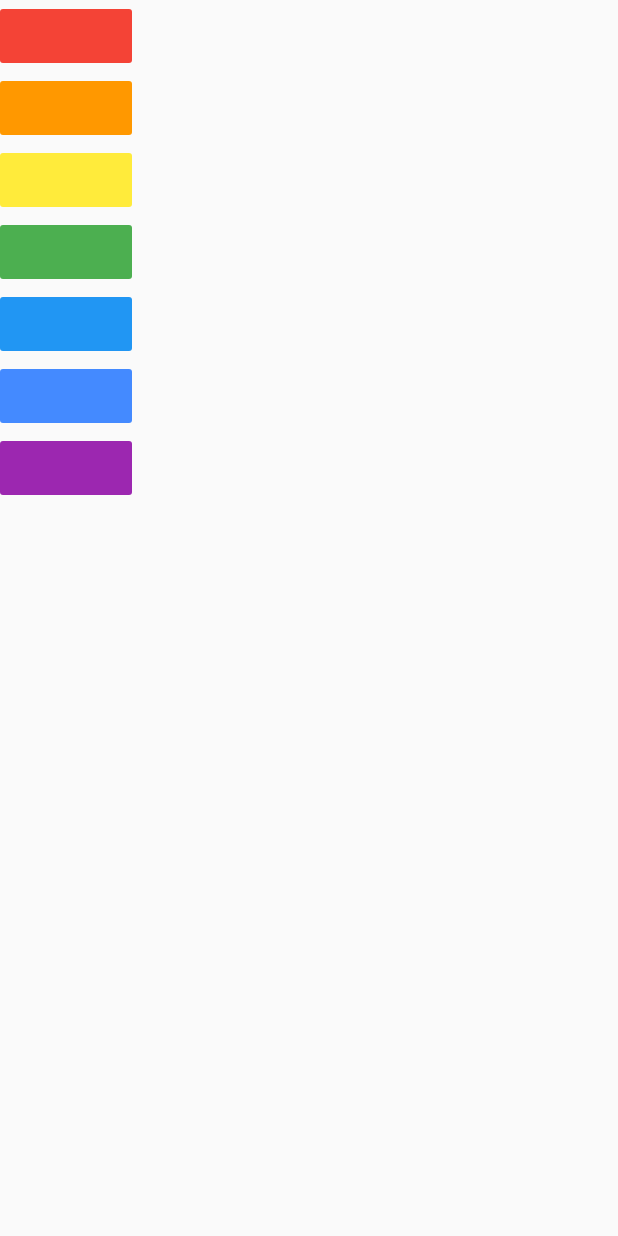
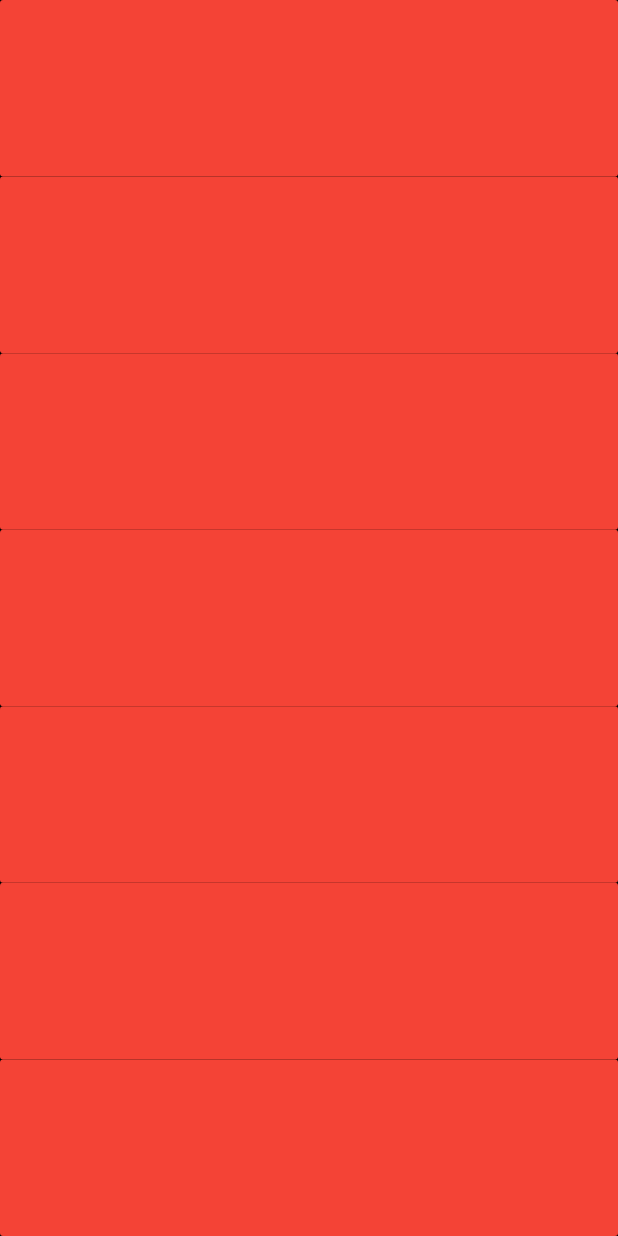
Before and after one commit to Jowooseok/fluuterStudy, a Flutter app: the screen it shows after launch, on a phone screen of 412 x 824 dp. Run offline on Flutter 3.47's test engine with Material 2 defaults, Android fonts, the phone set to English and light mode, and no system bars; our stand-ins replace audioplayers.

Commit message:
86.화면 확장 및 함수화

```diff
--- a/fluuter_study/lib/main.dart
+++ b/fluuter_study/lib/main.dart
@@ -11,58 +11,36 @@ class Myapp extends StatelessWidget {
     player.play(a);
   }
 
+  Widget buildKey(int number) {
+    return (Expanded(
+      child: FlatButton(
+        onPressed: () {
+          playSound('note$number.wav');
+        },
+        color: Colors.red,
+      ),
+    ));
+  }
+
   @override
   Widget build(BuildContext context) {
     return MaterialApp(
       home: Scaffold(
+          backgroundColor: Colors.black,
           body: SafeArea(
-        child: Column(
-          children: [
-            FlatButton(
-              onPressed: () {
-                playSound('note1.wav');
-              },
-              color: Colors.red,
+            child: Column(
+              crossAxisAlignment: CrossAxisAlignment.stretch,
+              children: [
+                buildKey(1),
+                buildKey(2),
+                buildKey(3),
+                buildKey(4),
+                buildKey(5),
+                buildKey(6),
+                buildKey(7),
+              ],
             ),
-            FlatButton(
-              onPressed: () {
-                playSound('note2.wav');
-              },
-              color: Colors.orange,
-            ),
-            FlatButton(
-              onPressed: () {
-                playSound('note3.wav');
-              },
-              color: Colors.yellow,
-            ),
-            FlatButton(
-              onPressed: () {
-                playSound('note4.wav');
-              },
-              color: Colors.green,
-            ),
-            FlatButton(
-              onPressed: () {
-                playSound('note5.wav');
-              },
-              color: Colors.blue,
-            ),
-            FlatButton(
-              onPressed: () {
-                playSound('note6.wav');
-              },
-              color: Colors.blueAccent,
-            ),
-            FlatButton(
-              onPressed: () {
-                playSound('note7.wav');
-              },
-              color: Colors.purple,
-            ),
-          ],
-        ),
-      )),
+          )),
     );
   }
 }
```
